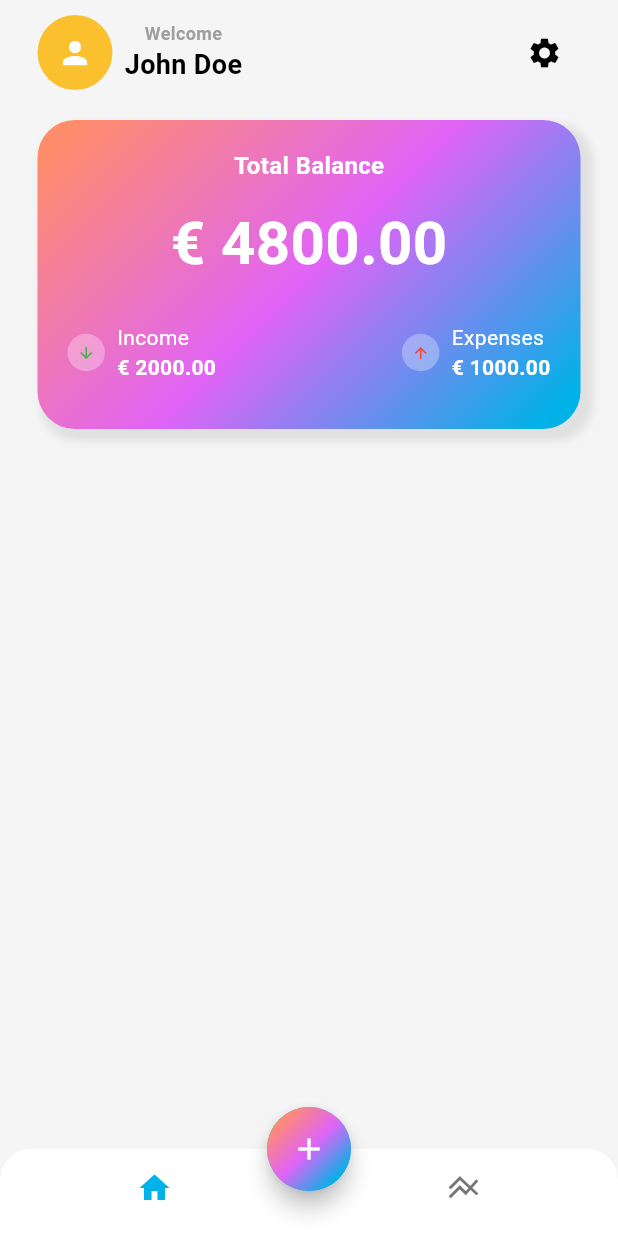
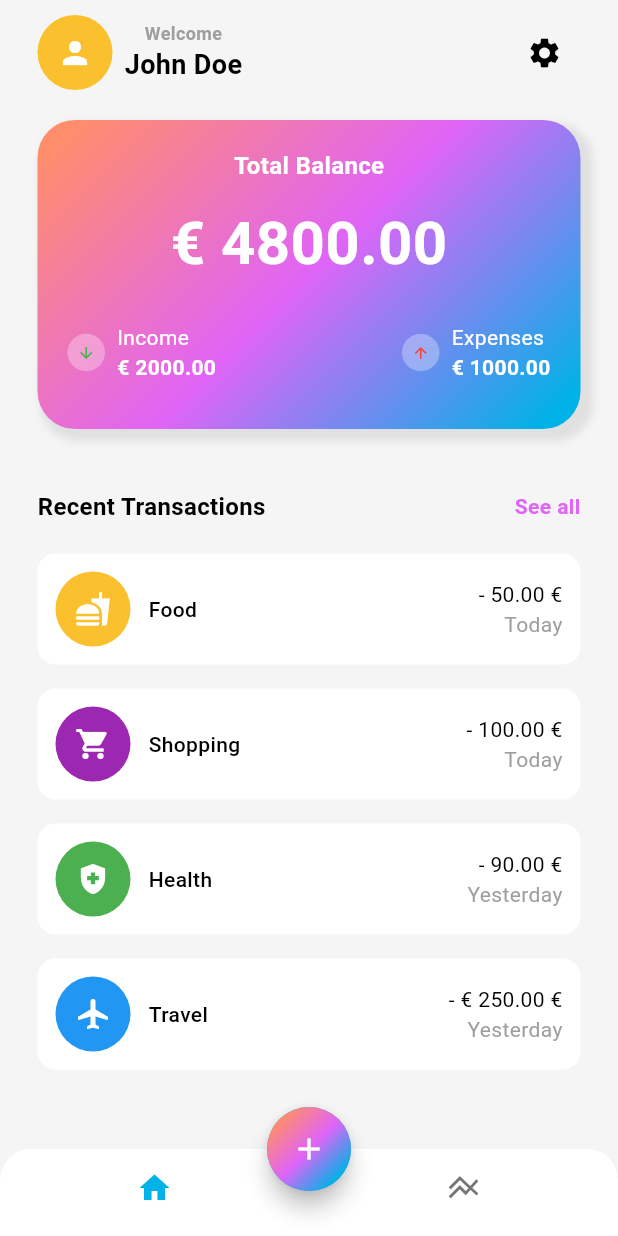
Before and after one commit to fabian-nunes/expenseapp, a Flutter app: the screen it shows after launch, on a phone screen of 412 x 824 dp. Run offline on Flutter 3.47's test engine with Material 3 defaults, Android fonts, the phone set to English and light mode, and no system bars.

Commit message:
Start Screen

```diff
--- /dev/null
+++ b/lib/data/data.dart
@@ -0,0 +1,32 @@
+import 'package:flutter/material.dart';
+
+List<Map<String, dynamic>> transactionData = [
+  {
+    'icon': const Icon(Icons.fastfood, color: Colors.white,),
+    'color': Colors.yellow[700],
+    'name': 'Food',
+    'totalAmount': '- 50.00',
+    'date': 'Today',
+  },
+  {
+    'icon': const Icon(Icons.shopping_cart, color: Colors.white,),
+    'color': Colors.purple,
+    'name': 'Shopping',
+    'totalAmount': '- 100.00',
+    'date': 'Today',
+  },
+  {
+    'icon': const Icon(Icons.health_and_safety, color: Colors.white,),
+    'color': Colors.green,
+    'name': 'Health',
+    'totalAmount': '- 90.00',
+    'date': 'Yesterday',
+  },
+  {
+    'icon': const Icon(Icons.airplanemode_active, color: Colors.white),
+    'color': Colors.blue,
+    'name': 'Travel',
+    'totalAmount': '- € 250.00',
+    'date': 'Yesterday',
+  },
+];
--- a/lib/screens/home/views/main_screen.dart
+++ b/lib/screens/home/views/main_screen.dart
@@ -1,5 +1,6 @@
 import 'dart:math';
 
+import 'package:expenseapp/data/data.dart';
 import 'package:flutter/material.dart';
 
 class MainScreen extends StatelessWidget {
@@ -196,6 +197,104 @@ class MainScreen extends StatelessWidget {
                   )
                 ],
               ),
+            ),
+            const SizedBox(height: 40),
+            Row(
+              mainAxisAlignment: MainAxisAlignment.spaceBetween,
+              children: [
+                Text(
+                  "Recent Transactions",
+                  style: TextStyle(
+                    fontSize: 16,
+                    fontWeight: FontWeight.bold,
+                    color: Theme.of(context).colorScheme.onSurface,
+                  ),
+                ),
+                GestureDetector(
+                  onTap: () {},
+                  child: Text(
+                    "See all",
+                    style: TextStyle(
+                      fontSize: 14,
+                      fontWeight: FontWeight.w600,
+                      color: Theme.of(context).colorScheme.secondary,
+                    ),
+                  ),
+                ),
+              ],
+            ),
+            const SizedBox(height: 20),
+            Expanded(
+              child: ListView.builder(
+                itemCount: transactionData.length,
+                itemBuilder: (context, int i) {
+                  return Padding(
+                    padding: const EdgeInsets.only(bottom: 16),
+                    child: Container(
+                      decoration: BoxDecoration(
+                        color: Colors.white,
+                        borderRadius: BorderRadius.circular(12),
+                      ),
+                      child: Padding(
+                        padding: const EdgeInsets.all(12.0),
+                        child: Row(
+                          mainAxisAlignment: MainAxisAlignment.spaceBetween,
+                          children: [
+                            Row(
+                              children: [
+                                Stack(
+                                  alignment: Alignment.center,
+                                  children: [
+                                    Container(
+                                      width: 50,
+                                      height: 50,
+                                      decoration: BoxDecoration(
+                                        shape: BoxShape.circle,
+                                        color: transactionData[i]['color'],
+                                      ),
+                                    ),
+                                    transactionData[i]['icon'],
+                                  ],
+                                ),
+                                const SizedBox(width: 12),
+                                Text(
+                                  transactionData[i]['name'],
+                                  style: TextStyle(
+                                    fontSize: 14,
+                                    fontWeight: FontWeight.w500,
+                                    color: Theme.of(context).colorScheme.onSurface,
+                                  )
+                                ),
+                              ],
+                            ),
+                            Column(
+                              crossAxisAlignment: CrossAxisAlignment.end,
+                                  children: [
+                                    Text(
+                                      transactionData[i]['totalAmount'] + " €",
+                                      style: TextStyle(
+                                        fontSize: 14,
+                                        fontWeight: FontWeight.w400,
+                                        color: Theme.of(context).colorScheme.onSurface,
+                                    )
+                                  ),
+                                  Text(
+                                    transactionData[i]['date'],
+                                    style: TextStyle(
+                                      fontSize: 14,
+                                      fontWeight: FontWeight.w400,
+                                      color: Theme.of(context).colorScheme.outline,
+                                    )
+                                  ),
+                                ],
+                                ),
+                          ],
+                        ),
+                      ),
+                    ),
+                  );
+                }
+                 ),
             )
           ],
         ),
```
